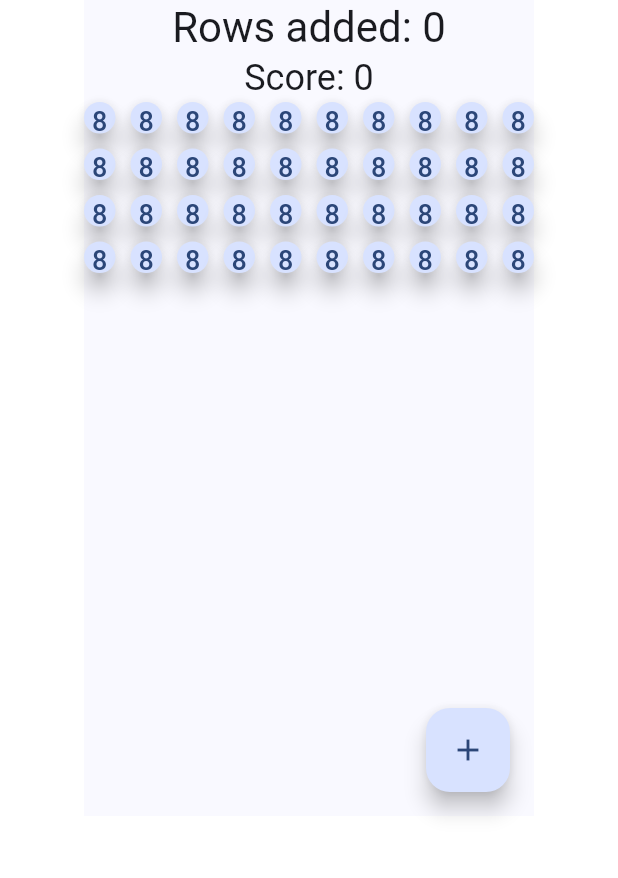
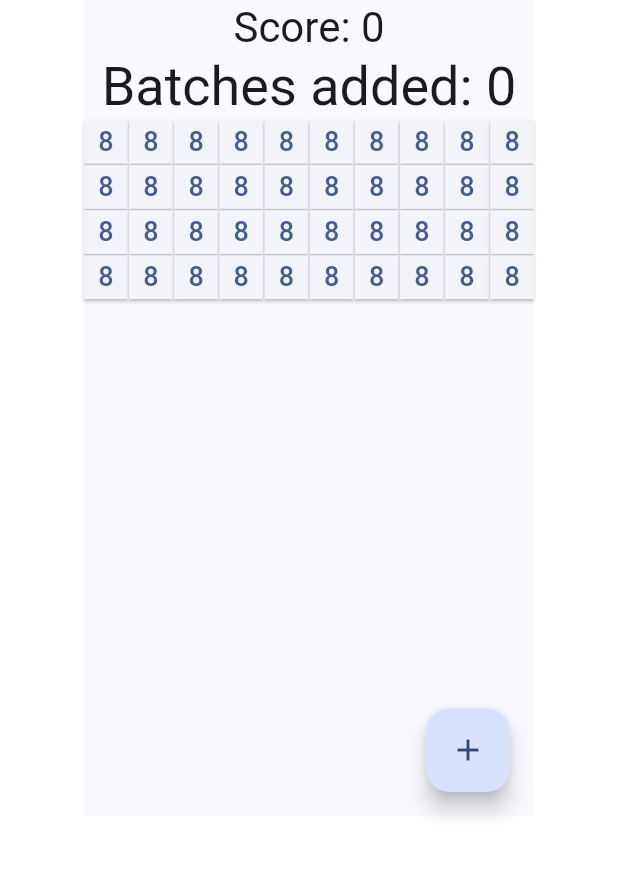
Before and after one commit to julia-morg/numerocide, a Flutter app: the screen it shows after launch, on a phone screen of 412 x 824 dp, the part 252-1130 px from its top. Run offline on Flutter 3.47's test engine with Material 3 defaults, Android fonts, the phone set to English and light mode, and no system bars.

Commit message:
форма кнопок

```diff
--- a/lib/main.dart
+++ b/lib/main.dart
@@ -2,7 +2,7 @@ import 'package:flutter/material.dart';
 import 'dart:math';
 
 const int buttonsPerRow = 10;
-const double buttonSize = 10;
+const double buttonSize = 30;
 const double buttonScaleFactor = 0.5;
 const int initialButtonCount = 40;
 const int windowWidth = 300;
@@ -96,7 +96,7 @@ class _MyHomePageState extends State<MyHomePage> {
           removeButton(secondButtonIndex);
           _scoreCounter(firstButtonValue, secondButtonValue);
 
-          Future.delayed(const Duration(milliseconds: 100), () {
+          Future.delayed(const Duration(milliseconds: 200), () {
             setState(() {
               selectedButtons.clear();
             });
@@ -121,13 +121,14 @@ class _MyHomePageState extends State<MyHomePage> {
           mainAxisAlignment: MainAxisAlignment.center,
           children: <Widget>[
             Text(
-              'Rows added: $_counter',
+              'Score: $_score',
               style: Theme.of(context).textTheme.headlineMedium,
             ),
             Text(
-              'Score: $_score',
-              style: Theme.of(context).textTheme.headlineSmall,
+              'Batches added: $_counter',
+              style: Theme.of(context).textTheme.displaySmall,
             ),
+
             Expanded(
               child: SingleChildScrollView(
                 scrollDirection: Axis.vertical,
@@ -170,24 +171,31 @@ class _ButtonGridState extends State<ButtonGrid> {
       physics: const NeverScrollableScrollPhysics(), // Отключаем прокрутку GridView
       shrinkWrap: true,
       gridDelegate: const SliverGridDelegateWithFixedCrossAxisCount(
-        crossAxisCount: buttonsPerRow, // Возвращаем 10 кнопок в строке
+        crossAxisCount: buttonsPerRow, // 10 кнопок в строке
         childAspectRatio: 1, // Кнопки квадратные
-        mainAxisSpacing: 10, // Пространство между кнопками по вертикали
-        crossAxisSpacing: 10, // Пространство между кнопками по горизонтали
+        mainAxisSpacing: 1, // Минимальное пространство между кнопками по вертикали
+        crossAxisSpacing: 1, // Минимальное пространство между кнопками по горизонтали
       ),
       itemCount: widget.randomNumbers.length,
       itemBuilder: (context, index) {
         int buttonNumber = widget.randomNumbers[index];
+        bool isSelected = widget.selectedButtons.any((element) => element['index'] == index);
 
         return Opacity(
           opacity: widget.activeButtons[index] == false ? 0.2 : 1.0,
           child: SizedBox(
             width: buttonSize * buttonScaleFactor,
             height: buttonSize * buttonScaleFactor,
-            child: FloatingActionButton(
-              backgroundColor: widget.selectedButtons.any((element) => element['index'] == index)
-                  ? Theme.of(context).colorScheme.primary
-                  : null,
+            child: ElevatedButton(
+              style: ElevatedButton.styleFrom(
+                backgroundColor: isSelected
+                    ? Theme.of(context).colorScheme.primary.withOpacity(0.5) // Полупрозрачная подсветка
+                    : null,
+                shape: RoundedRectangleBorder( // Прямоугольные границы, без скругления углов
+                  borderRadius: BorderRadius.zero,
+                ),
+                padding: EdgeInsets.zero,
+              ),
               onPressed: () {
                 if (widget.activeButtons[index] == true) {
                   widget.onButtonPressed(index, buttonNumber, (idx) {
@@ -199,7 +207,10 @@ class _ButtonGridState extends State<ButtonGrid> {
               },
               child: Text(
                 '$buttonNumber',
-                style: const TextStyle(fontSize: 18),
+                style: TextStyle(
+                  fontSize: 18,
+                  color: isSelected ? Colors.white : Theme.of(context).colorScheme.primary, // Цвет текста, чтобы он был видим при выделении
+                ),
               ),
             ),
           ),
```
